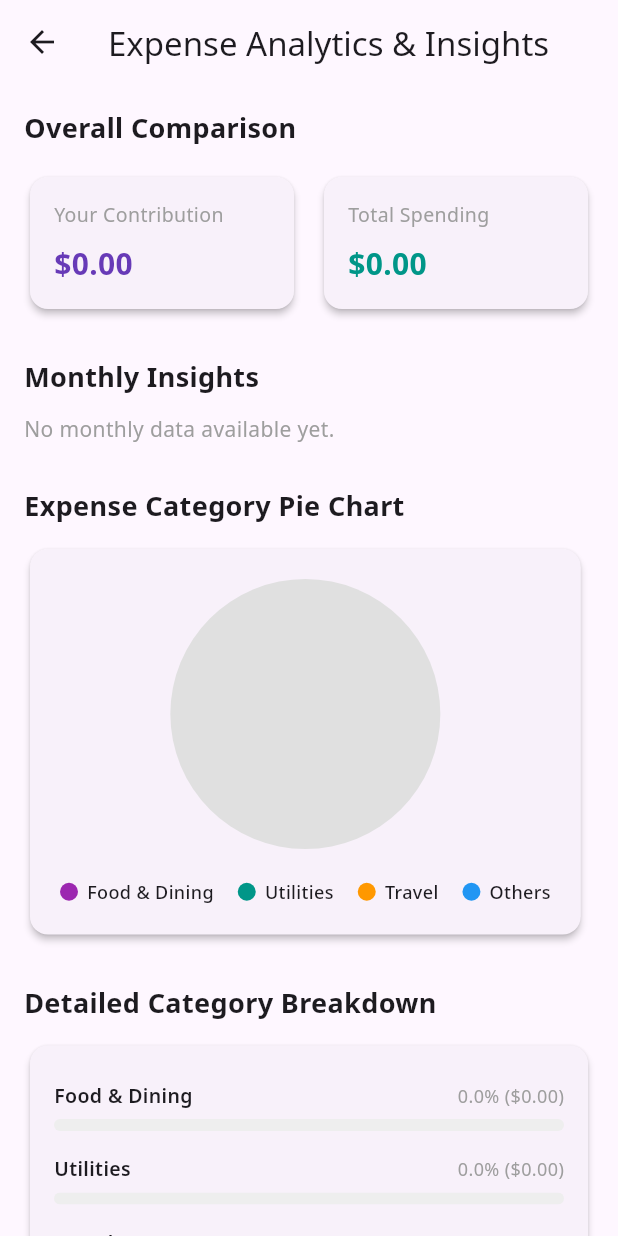
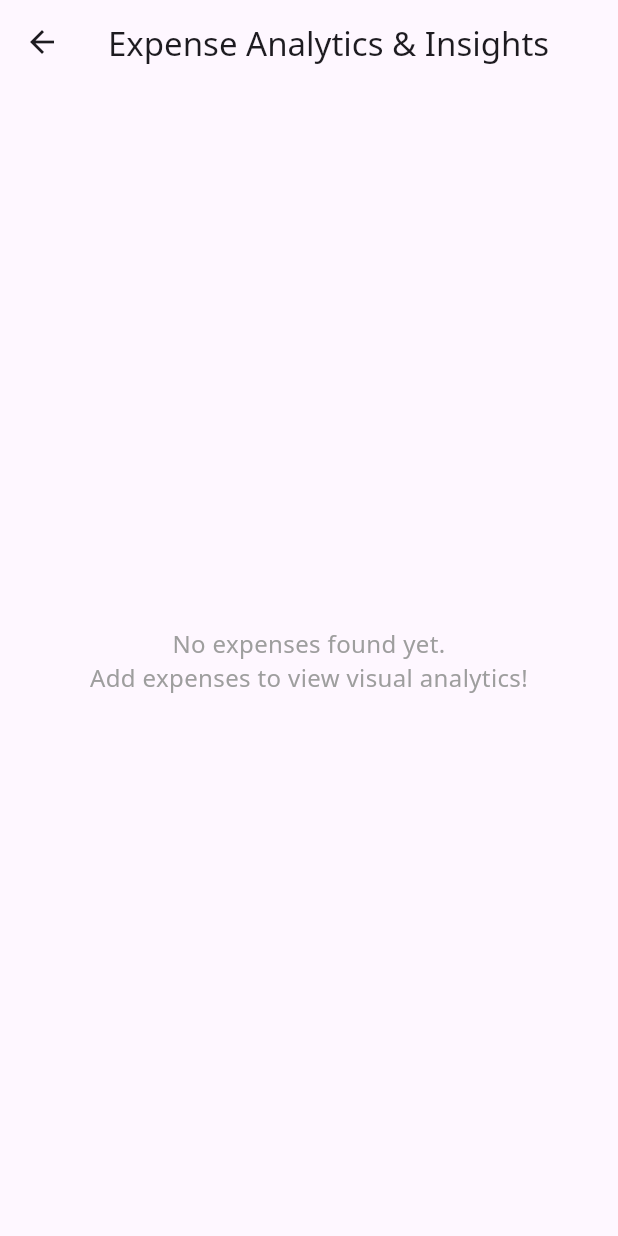
Before and after one commit to ananya290208/campusexpensesplit, a Flutter app: the screen it shows once a user with an empty profile is signed in, after a tap on "Expense Analytics", on a phone screen of 412 x 824 dp. Run offline on Flutter 3.47's test engine with Material 3 defaults, Android fonts, the phone set to English and light mode, and no system bars; our stand-ins replace cloud_firestore, firebase_auth, firebase_core, fl_chart, google_fonts, hive_flutter and 1 more; accounts and stored records are empty.

Commit message:
Fix category resolution and pie chart rendering in AnalyticsScreen

```diff
--- a/lib/screens/analytics_screen.dart
+++ b/lib/screens/analytics_screen.dart
@@ -5,6 +5,95 @@ import 'dart:math' as math;
 
 class AnalyticsScreen extends StatelessWidget {
   const AnalyticsScreen({super.key});
+
+  static final Map<String, Color> _categoryColorMap = {
+    'Movie': Colors.purple,
+    'Food & Dining': Colors.teal,
+    'Utilities': Colors.orange.shade800,
+    'Travel': Colors.blue.shade700,
+    'Printout': Colors.pink.shade600,
+    'Subscription': Colors.indigo.shade600,
+    'Others': Colors.blueGrey.shade600,
+  };
+
+  static final List<Color> _fallbackPalette = [
+    Colors.deepPurple,
+    Colors.teal,
+    Colors.orange,
+    Colors.blue,
+    Colors.pink,
+    Colors.amber.shade800,
+    Colors.cyan.shade700,
+    Colors.indigo,
+    Colors.green.shade600,
+  ];
+
+  static Color _getCategoryColor(String category, int index) {
+    if (_categoryColorMap.containsKey(category)) {
+      return _categoryColorMap[category]!;
+    }
+    return _fallbackPalette[index % _fallbackPalette.length];
+  }
+
+  static String _resolveCategory(Map<String, dynamic> data) {
+    // 1. Check direct 'category' field in Firestore document
+    final dynamic catField = data['category'];
+    if (catField != null) {
+      if (catField is String && catField.trim().isNotEmpty) {
+        final trimmed = catField.trim();
+        final lower = trimmed.toLowerCase();
+        if (lower.contains('movie') || lower.contains('cinema') || lower.contains('film')) {
+          return 'Movie';
+        } else if (lower.contains('food') || lower.contains('dining') || lower.contains('restaurant')) {
+          return 'Food & Dining';
+        } else if (lower.contains('utilit') || lower.contains('bill')) {
+          return 'Utilities';
+        } else if (lower.contains('travel') || lower.contains('auto') || lower.contains('cab') || lower.contains('transport')) {
+          return 'Travel';
+        } else if (lower.contains('print') || lower.contains('xerox') || lower.contains('stationery')) {
+          return 'Printout';
+        } else if (lower.contains('subscript')) {
+          return 'Subscription';
+        } else if (lower == 'others' || lower == 'other' || lower == 'general') {
+          return 'Others';
+        }
+        return trimmed;
+      } else if (catField is int) {
+        // Mapped to ExpenseCategory index: auto, subscription, food, printout, general
+        switch (catField) {
+          case 0:
+            return 'Travel';
+          case 1:
+            return 'Subscription';
+          case 2:
+            return 'Food & Dining';
+          case 3:
+            return 'Printout';
+          case 4:
+          default:
+            return 'Others';
+        }
+      }
+    }
+
+    // 2. Smart fallback based on expense title if category field was not set
+    final title = (data['title'] ?? '').toString().toLowerCase();
+    if (title.contains('movie') || title.contains('cinema') || title.contains('theatre') || title.contains('film') || title.contains('show')) {
+      return 'Movie';
+    } else if (title.contains('food') || title.contains('dinner') || title.contains('lunch') || title.contains('breakfast') || title.contains('cafe') || title.contains('pizza') || title.contains('burger') || title.contains('canteen') || title.contains('mess') || title.contains('snack') || title.contains('chai') || title.contains('tea') || title.contains('coffee') || title.contains('swiggy') || title.contains('zomato')) {
+      return 'Food & Dining';
+    } else if (title.contains('bill') || title.contains('electricity') || title.contains('rent') || title.contains('wifi') || title.contains('water') || title.contains('gas') || title.contains('recharge') || title.contains('maintenance')) {
+      return 'Utilities';
+    } else if (title.contains('uber') || title.contains('ola') || title.contains('auto') || title.contains('cab') || title.contains('train') || title.contains('metro') || title.contains('bus') || title.contains('travel') || title.contains('petrol') || title.contains('fuel')) {
+      return 'Travel';
+    } else if (title.contains('print') || title.contains('xerox') || title.contains('stationery') || title.contains('notes') || title.contains('assignment') || title.contains('copy')) {
+      return 'Printout';
+    } else if (title.contains('netflix') || title.contains('prime') || title.contains('spotify') || title.contains('youtube') || title.contains('hotstar') || title.contains('subscription')) {
+      return 'Subscription';
+    }
+
+    return 'Others';
+  }
 
   @override
   Widget build(BuildContext context) {
@@ -18,20 +107,32 @@ class AnalyticsScreen extends StatelessWidget {
           if (!snapshot.hasData) return const Center(child: CircularProgressIndicator());
 
           final docs = snapshot.data!.docs;
+          if (docs.isEmpty) {
+            return const Center(
+              child: Text(
+                'No expenses found yet.\nAdd expenses to view visual analytics!',
+                textAlign: TextAlign.center,
+                style: TextStyle(color: Colors.grey, fontSize: 16),
+              ),
+            );
+          }
+
           double myTotal = 0;
           double groupTotal = 0;
           Map<String, double> monthlyData = {};
           Map<String, double> categoryData = {
+            'Movie': 0,
             'Food & Dining': 0,
             'Utilities': 0,
             'Travel': 0,
+            'Printout': 0,
+            'Subscription': 0,
             'Others': 0,
           };
 
           for (var doc in docs) {
             final data = doc.data() as Map<String, dynamic>;
             final amt = (data['amount'] as num?)?.toDouble() ?? 0.0;
-            final title = (data['title'] ?? '').toString().toLowerCase();
             final createdAt = data['createdAt'];
 
             groupTotal += amt;
@@ -39,25 +140,27 @@ class AnalyticsScreen extends StatelessWidget {
               myTotal += amt;
             }
 
-            // Monthly breakdown estimation based on timestamp
-            String monthKey = 'Current';
+            // Monthly breakdown calculation based on timestamp
+            String monthKey = 'Recent';
             if (createdAt is Timestamp) {
               DateTime date = createdAt.toDate();
               monthKey = '${date.year}-${date.month.toString().padLeft(2, '0')}';
             }
             monthlyData[monthKey] = (monthlyData[monthKey] ?? 0.0) + amt;
 
-            // Simple categorization simulation based on title keywords
-            if (title.contains('food') || title.contains('dinner') || title.contains('lunch') || title.contains('cafe')) {
-              categoryData['Food & Dining'] = (categoryData['Food & Dining']! + amt);
-            } else if (title.contains('bill') || title.contains('electricity') || title.contains('rent') || title.contains('wifi')) {
-              categoryData['Utilities'] = (categoryData['Utilities']! + amt);
-            } else if (title.contains('uber') || title.contains('cab') || title.contains('train') || title.contains('travel')) {
-              categoryData['Travel'] = (categoryData['Travel']! + amt);
-            } else {
-              categoryData['Others'] = (categoryData['Others']! + amt);
+            // Resolve proper category
+            final category = _resolveCategory(data);
+            categoryData[category] = (categoryData[category] ?? 0.0) + amt;
+          }
+
+          // Build dynamic color mapping for active categories
+          Map<String, Color> activeCategoryColors = {};
+          int colorIndex = 0;
+          categoryData.forEach((cat, val) {
+            if (val > 0) {
+              activeCategoryColors[cat] = _getCategoryColor(cat, colorIndex++);
             }
-          }
+          });
 
           return SingleChildScrollView(
             padding: const EdgeInsets.all(16.0),
@@ -78,13 +181,13 @@ class AnalyticsScreen extends StatelessWidget {
                 const SizedBox(height: 12),
                 _buildCustomBarChart(monthlyData, Colors.indigo),
                 const SizedBox(height: 28),
-                const Text('Expense Category Pie Chart', style: TextStyle(fontWeight: FontWeight.bold, fontSize: 18)),
+                const Text('Expense Category Distribution', style: TextStyle(fontWeight: FontWeight.bold, fontSize: 18)),
                 const SizedBox(height: 12),
-                _buildPieChartCard(categoryData, groupTotal),
+                _buildPieChartCard(categoryData, groupTotal, activeCategoryColors),
                 const SizedBox(height: 28),
                 const Text('Detailed Category Breakdown', style: TextStyle(fontWeight: FontWeight.bold, fontSize: 18)),
                 const SizedBox(height: 12),
-                _buildCategoryBreakdown(categoryData, groupTotal),
+                _buildCategoryBreakdown(categoryData, groupTotal, activeCategoryColors),
               ],
             ),
           );
@@ -158,9 +261,20 @@ class AnalyticsScreen extends StatelessWidget {
     );
   }
 
-  // Custom Pie Chart Widget with Legend
-  Widget _buildPieChartCard(Map<String, double> categories, double total) {
-    final colors = [Colors.purple, Colors.teal, Colors.orange, Colors.blue];
+  // Custom Pie Chart Widget with Legend & Matched Colors
+  Widget _buildPieChartCard(Map<String, double> categories, double total, Map<String, Color> categoryColors) {
+    final activeEntries = categories.entries.where((e) => e.value > 0).toList();
+
+    if (activeEntries.isEmpty || total <= 0) {
+      return Card(
+        elevation: 2,
+        shape: RoundedRectangleBorder(borderRadius: BorderRadius.circular(12)),
+        child: const Padding(
+          padding: EdgeInsets.all(24.0),
+          child: Center(child: Text('No category data available yet.', style: TextStyle(color: Colors.grey))),
+        ),
+      );
+    }
 
     return Card(
       elevation: 2,
@@ -173,7 +287,11 @@ class AnalyticsScreen extends StatelessWidget {
               height: 180,
               width: 180,
               child: CustomPaint(
-                painter: _PieChartPainter(categories: categories, total: total, colors: colors),
+                painter: _PieChartPainter(
+                  categories: categories,
+                  total: total,
+                  categoryColors: categoryColors,
+                ),
               ),
             ),
             const SizedBox(height: 20),
@@ -181,16 +299,19 @@ class AnalyticsScreen extends StatelessWidget {
               spacing: 16.0,
               runSpacing: 8.0,
               alignment: WrapAlignment.center,
-              children: categories.entries.map((entry) {
-                int index = categories.keys.toList().indexOf(entry.key);
-                Color color = colors[index % colors.length];
+              children: activeEntries.map((entry) {
+                final color = categoryColors[entry.key] ?? Colors.deepPurple;
+                final percentage = (entry.value / total) * 100;
 
                 return Row(
                   mainAxisSize: MainAxisSize.min,
                   children: [
                     Container(width: 12, height: 12, decoration: BoxDecoration(color: color, shape: BoxShape.circle)),
                     const SizedBox(width: 6),
-                    Text(entry.key, style: const TextStyle(fontSize: 12, fontWeight: FontWeight.w500)),
+                    Text(
+                      '${entry.key} (${percentage.toStringAsFixed(0)}%)',
+                      style: const TextStyle(fontSize: 12, fontWeight: FontWeight.w500),
+                    ),
                   ],
                 );
               }).toList(),
@@ -202,9 +323,21 @@ class AnalyticsScreen extends StatelessWidget {
   }
 
   // Custom visual category breakdown bars
-  Widget _buildCategoryBreakdown(Map<String, double> categories, double total) {
-    final colors = [Colors.purple, Colors.teal, Colors.orange, Colors.blue];
-    int index = 0;
+  Widget _buildCategoryBreakdown(Map<String, double> categories, double total, Map<String, Color> categoryColors) {
+    final activeEntries = categories.entries.where((e) => e.value > 0).toList();
+    // Sort highest spending category first
+    activeEntries.sort((a, b) => b.value.compareTo(a.value));
+
+    if (activeEntries.isEmpty || total <= 0) {
+      return Card(
+        elevation: 2,
+        shape: RoundedRectangleBorder(borderRadius: BorderRadius.circular(12)),
+        child: const Padding(
+          padding: EdgeInsets.all(24.0),
+          child: Center(child: Text('No breakdown data available.', style: TextStyle(color: Colors.grey))),
+        ),
+      );
+    }
 
     return Card(
       elevation: 2,
@@ -212,11 +345,10 @@ class AnalyticsScreen extends StatelessWidget {
       child: Padding(
         padding: const EdgeInsets.all(16.0),
         child: Column(
-          children: categories.entries.map((entry) {
+          children: activeEntries.map((entry) {
             double catVal = entry.value;
             double percentage = total > 0 ? (catVal / total) : 0.0;
-            Color barColor = colors[index % colors.length];
-            index++;
+            Color barColor = categoryColors[entry.key] ?? Colors.deepPurple;
 
             return Padding(
               padding: const EdgeInsets.symmetric(vertical: 8.0),
@@ -251,13 +383,17 @@ class AnalyticsScreen extends StatelessWidget {
   }
 }
 
-// Custom Painter to render the clean proportioned arc segments for the pie chart
+// Custom Painter to render clean proportioned arc segments for the pie chart
 class _PieChartPainter extends CustomPainter {
   final Map<String, double> categories;
   final double total;
-  final List<Color> colors;
+  final Map<String, Color> categoryColors;
 
-  _PieChartPainter({required this.categories, required this.total, required this.colors});
+  _PieChartPainter({
+    required this.categories,
+    required this.total,
+    required this.categoryColors,
+  });
 
   @override
   void paint(Canvas canvas, Size size) {
@@ -267,21 +403,32 @@ class _PieChartPainter extends CustomPainter {
       ..style = PaintingStyle.fill
       ..isAntiAlias = true;
 
+    final borderPaint = Paint()
+      ..style = PaintingStyle.stroke
+      ..color = Colors.white
+      ..strokeWidth = 2.0
+      ..isAntiAlias = true;
+
     if (total <= 0) {
       paint.color = Colors.grey.shade300;
       canvas.drawArc(rect, 0, 2 * math.pi, true, paint);
       return;
     }
 
-    int index = 0;
-    categories.forEach((key, value) {
+    final activeCount = categories.values.where((v) => v > 0).length;
+
+    categories.forEach((category, value) {
       if (value > 0) {
         final sweepAngle = (value / total) * 2 * math.pi;
-        paint.color = colors[index % colors.length];
+        paint.color = categoryColors[category] ?? Colors.deepPurple;
         canvas.drawArc(rect, startAngle, sweepAngle, true, paint);
+
+        if (activeCount > 1) {
+          canvas.drawArc(rect, startAngle, sweepAngle, true, borderPaint);
+        }
+
         startAngle += sweepAngle;
       }
-      index++;
     });
   }
 
```
